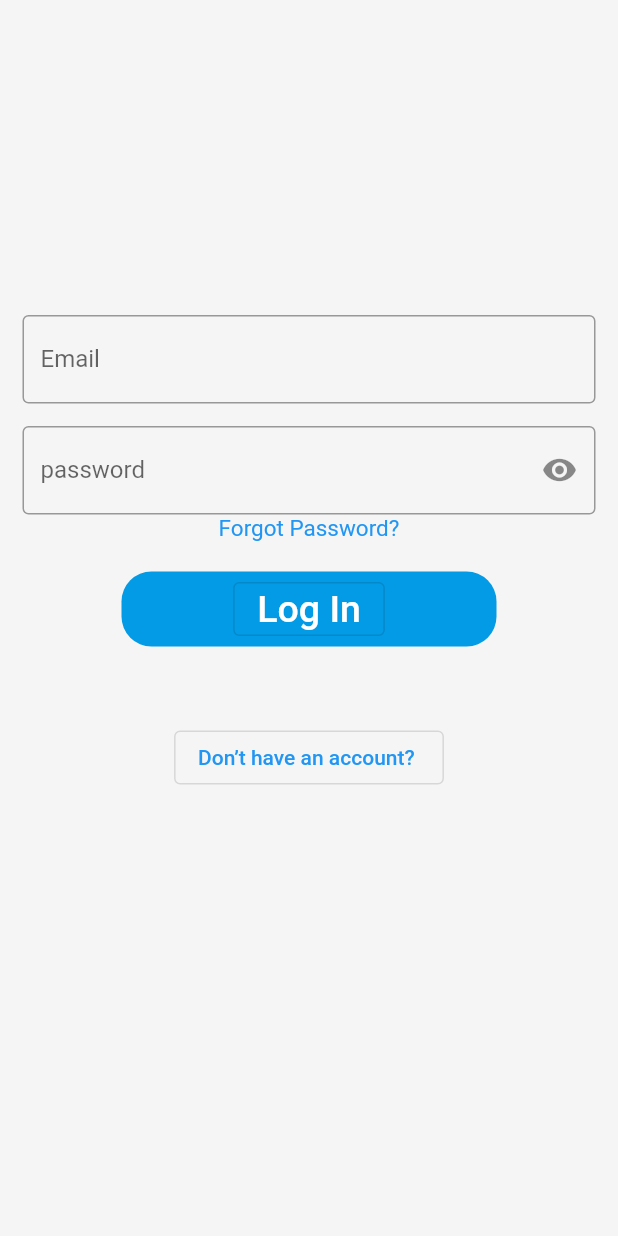
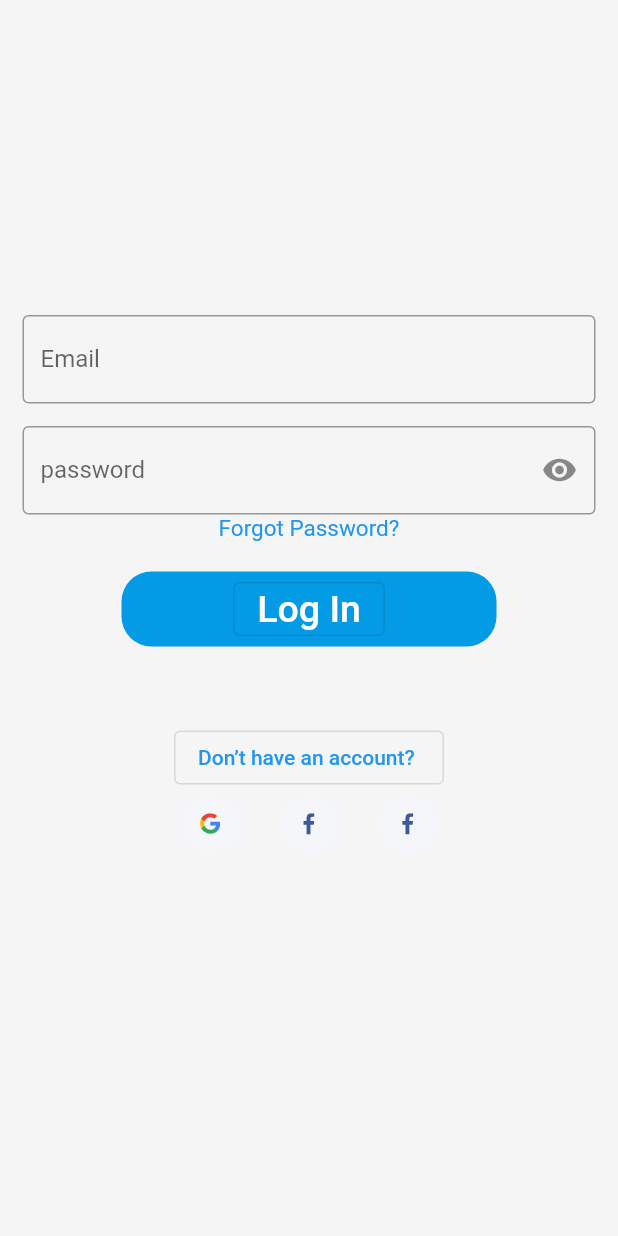
Before and after one commit to prabinay/BlogBuddies, a Flutter app: the screen it shows after launch, on a phone screen of 412 x 824 dp. Run offline on Flutter 3.47's test engine with Material 2 defaults, Android fonts, the light colour scheme and no system bars; our stand-ins replace flutter_svg.

Commit message:
added social icons to login page

```diff
--- a/lib/presentation/sign_in/components/sign_in.dart
+++ b/lib/presentation/sign_in/components/sign_in.dart
@@ -19,6 +19,7 @@ class _LoginPageState extends State<LoginPage> {
   String passBackData = "";
   @override
   Widget build(BuildContext context) {
+    SizeConfig().init(context);
     return Scaffold(
       backgroundColor: ColorManager.KSecondaryColor,
       body: SingleChildScrollView(
@@ -33,7 +34,6 @@ class _LoginPageState extends State<LoginPage> {
                   /*decoration: BoxDecoration(
                         color: Colors.red,
                         borderRadius: BorderRadius.circular(50.0)),*/
-                  // child: Text(ImageAssets.loginIcon),
                 ),
               ),
             ),
@@ -85,7 +85,7 @@ class _LoginPageState extends State<LoginPage> {
                 child: OutlinedButton(
                   onPressed: () async {
                     passBackData =
-                          await Navigator.pushNamed(context, Routes.home)
+                        await Navigator.pushNamed(context, Routes.home)
                             as String;
                   },
                   child: const Text(
@@ -110,10 +110,26 @@ class _LoginPageState extends State<LoginPage> {
                   },
                   child: const Text(AppStrings.noAccount)),
             ),
+            Row(
+              mainAxisAlignment: MainAxisAlignment.center,
+              children: [
+                SocialCard(
+                  icon: ImageAssets.googleIcon,
+                  press: () {},
+                ),
+                SocialCard(
+                  icon: ImageAssets.facebookIcon,
+                  press: () {},
+                ),
+                SocialCard(
+                  icon: ImageAssets.twitterIcon,
+                  press: () {},
+                ),
+              ],
+            ),
           ],
         ),
       ),
-
     );
   }
 }
--- a/lib/presentation/sign_up/components/sign_up.dart
+++ b/lib/presentation/sign_up/components/sign_up.dart
@@ -17,6 +17,7 @@ class _SignUpPageState extends State<SignUpPage> {
 
   @override
   Widget build(BuildContext context) {
+
     return Scaffold(
       backgroundColor: Colors.white,
       body: SingleChildScrollView(
@@ -178,6 +179,7 @@ class _SignUpPageState extends State<SignUpPage> {
                   },
                   child: const Text("Already a member? log In Now")),
             ),
+
           ],
         ),
       ),
```
